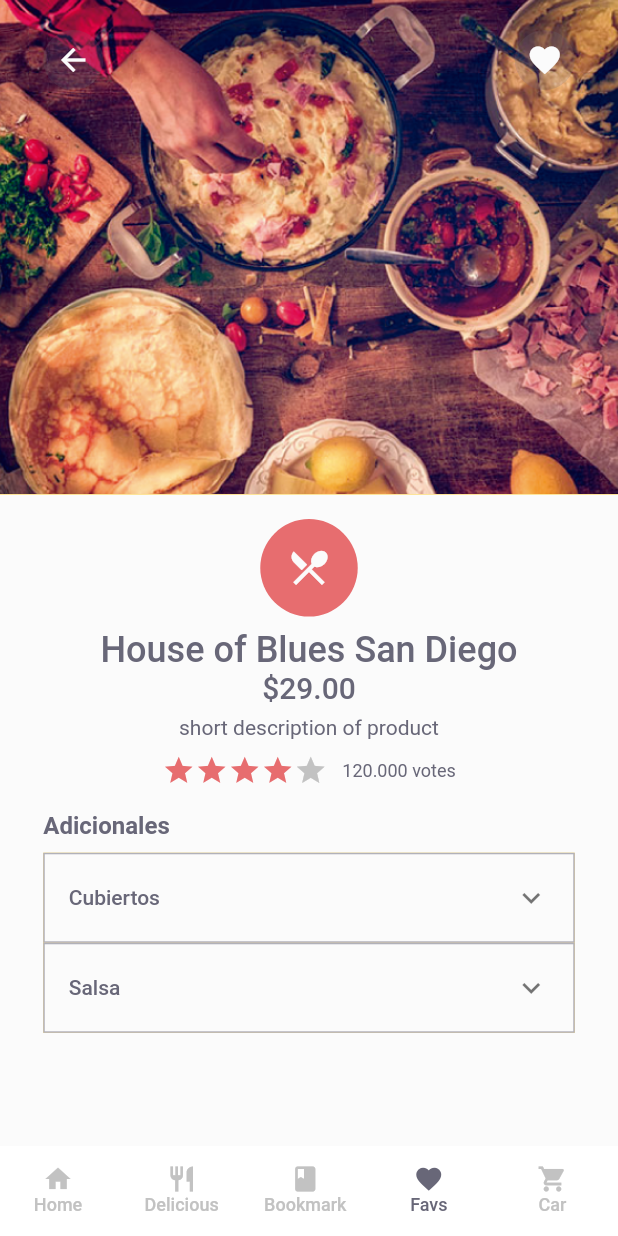
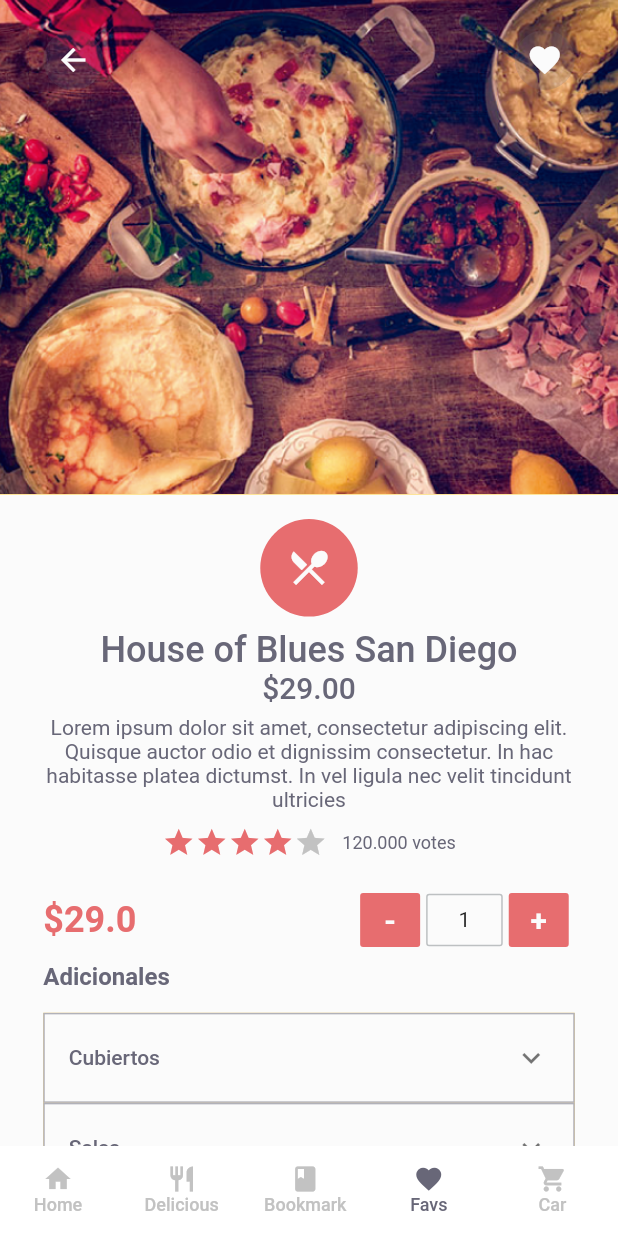
Before and after one commit to DalexisValencia/Fifth-test-app_Restaurants, a Flutter app: the screen it shows after launch, item 4 of the bottom bar chosen, on a phone screen of 412 x 824 dp. Run offline on Flutter 3.47's test engine with Material 2 defaults, Android fonts, the phone set to English and light mode, and no system bars.

Commit message:
Cantidad de productos

```diff
--- a/lib/screens/plate.detail.dart
+++ b/lib/screens/plate.detail.dart
@@ -10,6 +10,7 @@ class PlateDetailWrapper extends StatelessWidget {
         children: <Widget>[
           HeaderPlateDetails(),
           GroupPlateBasicDetails(),
+          AmountProduct(),
           Aditionals()
           // RoundedOptionsContactWrapper()
         ],
@@ -141,11 +142,15 @@ class GroupPlateBasicDetails extends StatelessWidget {
             ),
           ),
           Container(
+            padding: EdgeInsets.only(
+                left: MediaQuery.of(context).size.width * 0.07,
+                right: MediaQuery.of(context).size.width * 0.07),
             margin: EdgeInsets.only(
                 top: MediaQuery.of(context).size.height * 0.008),
             // color: Colors.white,
             child: Text(
-              'short description of product',
+              'Lorem ipsum dolor sit amet, consectetur adipiscing elit. Quisque auctor odio et dignissim consectetur. In hac habitasse platea dictumst. In vel ligula nec velit tincidunt ultricies',
+              textAlign: TextAlign.center,
               style: Theme.of(context).textTheme.button.copyWith(
                   color: Theme.of(context).primaryColorDark,
                   fontWeight: FontWeight.w400),
@@ -206,19 +211,11 @@ class Aditionals extends StatefulWidget {
 }
 
 class AditionalsState extends State<Aditionals> {
-  bool activeTab = null;
-
-  setActiveTab(tabIndex) {
-    print("ahora le damos activo a otro");
-    setState(() {
-      activeTab = tabIndex == activeTab ? null : activeTab;
-    });
-  }
-
   Widget _header() {
     return Container(
-      margin:
-          EdgeInsets.only(bottom: MediaQuery.of(context).size.height * 0.010),
+      margin: EdgeInsets.only(
+          bottom: MediaQuery.of(context).size.height * 0.018,
+          top: MediaQuery.of(context).size.height * 0.005),
       width: MediaQuery.of(context).size.width,
       child: Text(
         "Adicionales",
@@ -276,3 +273,117 @@ class AditionalsState extends State<Aditionals> {
     );
   }
 }
+
+class AmountProduct extends StatefulWidget {
+  @override
+  _AmountProductState createState() => _AmountProductState();
+}
+
+class _AmountProductState extends State<AmountProduct> {
+  int amount = 1;
+  double priceOrigin = 29.00;
+  double price = 29.00;
+
+  @override
+  void initState() {
+    super.initState();
+  }
+
+  void _amountproduct(type) {
+    if (type == 'add') {
+      setState(() {
+        amount++;
+        price = priceOrigin * amount;
+      });
+    }
+    if (type == 'remove' && amount > 1) {
+      setState(() {
+        amount--;
+        price = priceOrigin * amount;
+      });
+    }
+  }
+
+  @override
+  Widget build(BuildContext context) {
+    return Container(
+      padding: EdgeInsets.only(
+          left: MediaQuery.of(context).size.width * 0.07,
+          right: MediaQuery.of(context).size.width * 0.07),
+      child: Column(
+        crossAxisAlignment: CrossAxisAlignment.start,
+        children: <Widget>[
+          Container(
+            child: Row(
+              crossAxisAlignment: CrossAxisAlignment.center,
+              mainAxisAlignment: MainAxisAlignment.spaceBetween,
+              children: <Widget>[
+                Container(
+                    // color: Colors.blue,
+                    child: FittedBox(
+                  fit: BoxFit.scaleDown,
+                  child: Text(
+                    "\$$price",
+                    style: Theme.of(context).textTheme.headline5.copyWith(
+                        color: Theme.of(context).buttonColor,
+                        fontWeight: FontWeight.bold),
+                  ),
+                )),
+                Container(
+                  child: Row(
+                    children: <Widget>[
+                      MaterialButton(
+                        minWidth: 40,
+                        elevation: 0,
+                        color: Theme.of(context).buttonColor,
+                        padding: EdgeInsets.all(0),
+                        onPressed: () => _amountproduct('remove'),
+                        child: Text(
+                          "-",
+                          style: Theme.of(context).textTheme.headline6.copyWith(
+                              color: Theme.of(context).primaryColorLight,
+                              fontWeight: FontWeight.bold),
+                        ),
+                      ),
+                      Container(
+                        decoration: BoxDecoration(
+                            color: Theme.of(context).primaryColorLight,
+                            borderRadius: BorderRadius.circular(2),
+                            border: Border.all(
+                                color: Theme.of(context)
+                                    .primaryColor
+                                    .withOpacity(0.5))),
+                        height: 35,
+                        padding: EdgeInsets.only(
+                            left: MediaQuery.of(context).size.width * 0.05,
+                            right: MediaQuery.of(context).size.width * 0.05),
+                        child: Align(
+                          alignment: Alignment.center,
+                          child: Text("$amount"),
+                        ),
+                      ),
+                      MaterialButton(
+                        minWidth: 40,
+                        elevation: 0,
+                        color: Theme.of(context).buttonColor,
+                        padding: EdgeInsets.all(0),
+                        // shape: CircleBorder(),
+                        onPressed: () => _amountproduct('add'),
+                        child: Text(
+                          "+",
+                          style: Theme.of(context).textTheme.headline6.copyWith(
+                              color: Theme.of(context).primaryColorLight,
+                              fontWeight: FontWeight.bold),
+                        ),
+                      ),
+                    ],
+                  ),
+                ),
+              ],
+            ),
+          )
+        ],
+      ),
+    );
+  }
+}
```
